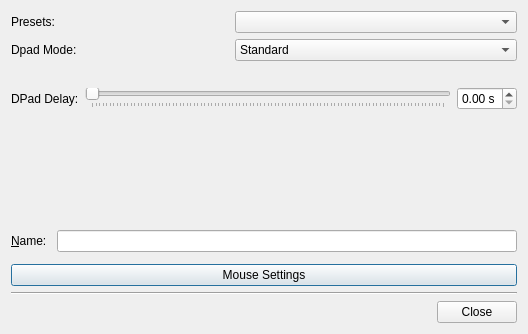
Old version of the form src/gui/dpadeditdialog.ui in the repository davaughnl/Pad.
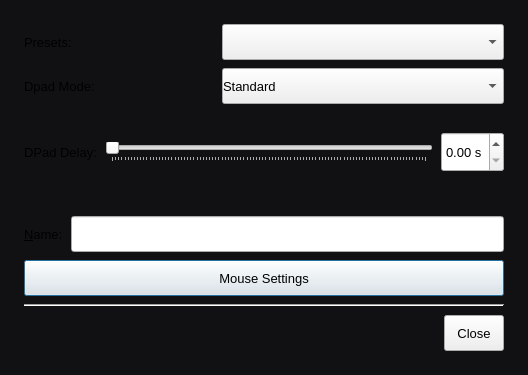
New version of the form. Icons and pictures are not drawn.

Commit message: Polish axis stick and mouse dialogs with bounded layouts

```diff
--- a/src/gui/dpadeditdialog.ui
+++ b/src/gui/dpadeditdialog.ui
@@ -16,11 +16,41 @@
   <property name="windowTitle">
    <string>Dialog</string>
   </property>
+  <property name="styleSheet">
+   <string notr="true">QWidget { font-family: "Geist"; font-size: 13px; font-weight: 400; }
+QDialog { background: #111113; }
+QPushButton, QToolButton { min-height: 24px; padding: 5px 12px; }
+QComboBox, QLineEdit, QSpinBox, QDoubleSpinBox { min-height: 24px; padding-top: 5px; padding-bottom: 5px; }
+QGroupBox { padding: 16px; margin-top: 16px; }
+QGroupBox::title { color: #b8b8bf; left: 16px; }
+QLabel:disabled, QCheckBox:disabled { color: #67676f; }
+JoyControlStickButtonPushButton[isflashing="true"] { background: #e8e8eb; color: #111113; border-color: #ffffff; }
+QDialogButtonBox { border: none; padding-top: 8px; }
+QFrame[frameShape="4"], QFrame[frameShape="5"] { color: #29292d; background: #29292d; max-height: 1px; border: none; }
+QGroupBox::indicator { width: 16px; height: 16px; border: 1px solid #505058; border-radius: 4px; background: #19191c; }
+QGroupBox::indicator:checked { background: #eeeeef; image: url(:/pad/icons/check-dark.svg); }
+ </string>
+  </property>
   <layout class="QVBoxLayout" name="verticalLayout_2">
+   <property name="spacing"><number>8</number></property>
+   <property name="leftMargin"><number>24</number></property>
+   <property name="topMargin"><number>24</number></property>
+   <property name="rightMargin"><number>24</number></property>
+   <property name="bottomMargin"><number>24</number></property>
    <item>
     <layout class="QVBoxLayout" name="verticalLayout">
+     <property name="spacing"><number>8</number></property>
+     <property name="leftMargin"><number>0</number></property>
+     <property name="topMargin"><number>0</number></property>
+     <property name="rightMargin"><number>0</number></property>
+     <property name="bottomMargin"><number>0</number></property>
      <item>
       <layout class="QHBoxLayout" name="horizontalLayout">
+       <property name="spacing"><number>8</number></property>
+       <property name="leftMargin"><number>0</number></property>
+       <property name="topMargin"><number>0</number></property>
+       <property name="rightMargin"><number>0</number></property>
+       <property name="bottomMargin"><number>0</number></property>
        <item>
         <widget class="QLabel" name="label_3">
          <property name="text">
@@ -87,6 +117,11 @@
      </item>
      <item>
       <layout class="QHBoxLayout" name="horizontalLayout_13">
+       <property name="spacing"><number>8</number></property>
+       <property name="leftMargin"><number>0</number></property>
+       <property name="topMargin"><number>0</number></property>
+       <property name="rightMargin"><number>0</number></property>
+       <property name="bottomMargin"><number>0</number></property>
        <item>
         <widget class="QLabel" name="label_11">
          <property name="text">
@@ -160,6 +195,11 @@
    </item>
    <item>
     <layout class="QHBoxLayout" name="horizontalLayout_3">
+     <property name="spacing"><number>8</number></property>
+     <property name="leftMargin"><number>0</number></property>
+     <property name="topMargin"><number>0</number></property>
+     <property name="rightMargin"><number>0</number></property>
+     <property name="bottomMargin"><number>0</number></property>
      <item>
       <widget class="QLabel" name="dpadDelayLabel">
        <property name="text">
@@ -243,12 +283,11 @@
    </item>
    <item>
     <layout class="QHBoxLayout" name="horizontalLayout_2">
-     <property name="spacing">
-      <number>10</number>
-     </property>
-     <property name="bottomMargin">
-      <number>6</number>
-     </property>
+     <property name="spacing"><number>8</number></property>
+     <property name="leftMargin"><number>0</number></property>
+     <property name="topMargin"><number>0</number></property>
+     <property name="rightMargin"><number>0</number></property>
+     <property name="bottomMargin"><number>0</number></property>
      <item>
       <widget class="QLabel" name="dpadNameLabel">
        <property name="text">
```
The commit also changes 12 other files.
